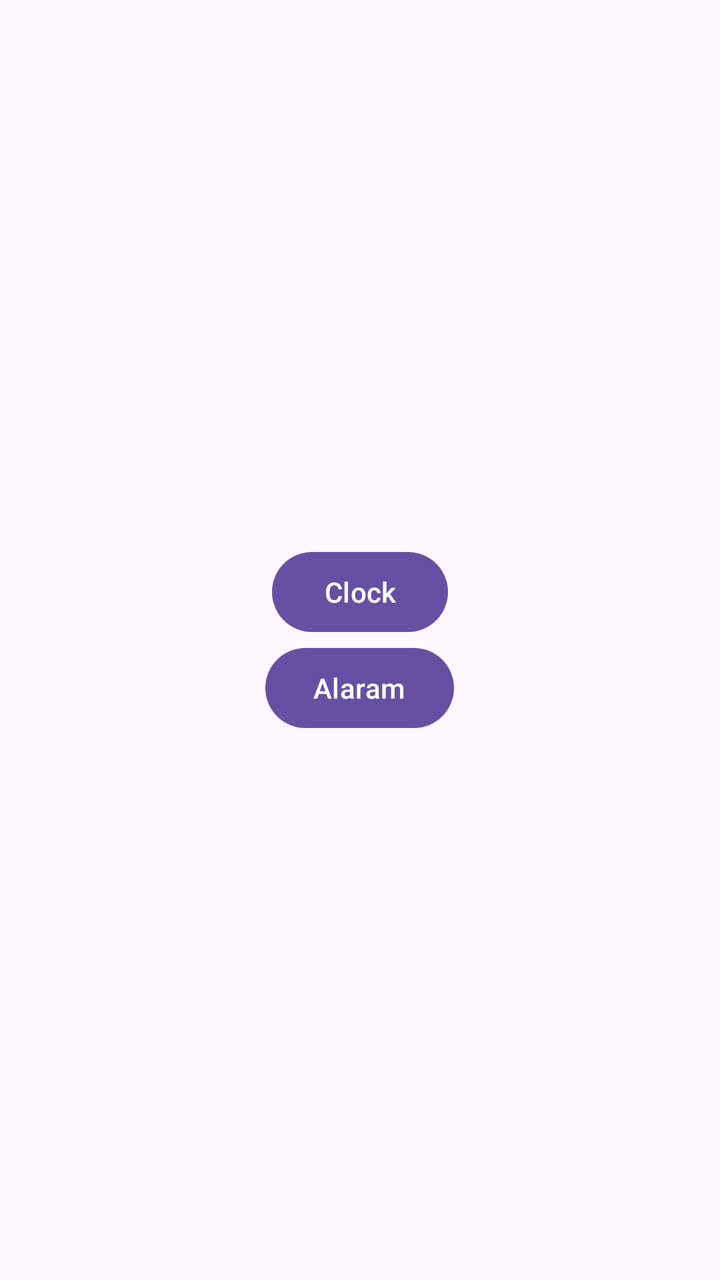
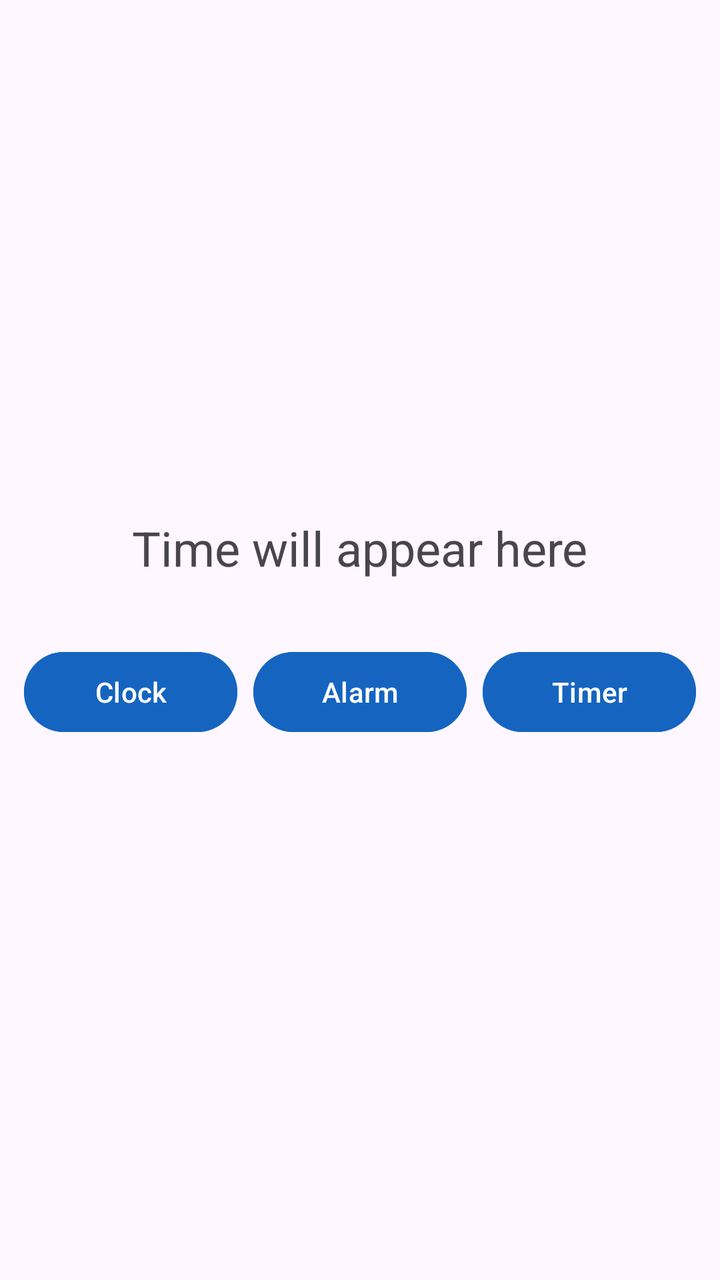

Two renders of the same Android screen: before a commit and after it. Below are the layout's source before the change and the commit's diff.
<!-- AndroidManifest.xml: application theme Theme.Zulnurainarshadepitafr -->
<!-- res/layout/activity_main.xml -->
<?xml version="1.0" encoding="utf-8"?>
<androidx.constraintlayout.widget.ConstraintLayout xmlns:android="http://schemas.android.com/apk/res/android"
    xmlns:app="http://schemas.android.com/apk/res-auto"
    xmlns:tools="http://schemas.android.com/tools"
    android:id="@+id/main"
    android:layout_width="match_parent"
    android:layout_height="match_parent"
    tools:context=".MainActivity">

    <LinearLayout
        android:layout_width="match_parent"
        android:layout_height="match_parent"
        android:orientation='vertical'
        android:gravity="center"
        >
        <Button
            android:id="@+id/button1"
            android:layout_width="wrap_content"
            android:layout_height="wrap_content"
            android:text="Clock"/>
        <Button
            android:id="@+id/button2"
            android:layout_width="wrap_content"
            android:layout_height="wrap_content"
            android:layout_gravity="center"
            android:text="Alaram"
        />








    </LinearLayout>

</androidx.constraintlayout.widget.ConstraintLayout>
<!-- resources referenced by this layout -->
<resources>
  <style name="Theme.Zulnurainarshadepitafr" parent="Base.Theme.Zulnurainarshadepitafr" />
  <style name="Base.Theme.Zulnurainarshadepitafr" parent="Theme.Material3.DayNight.NoActionBar">
          
          
      </style>
</resources>

<!-- the commit's change to res/layout/activity_main.xml (unified diff, before → after) -->
@@ -1,38 +1,53 @@
 <?xml version="1.0" encoding="utf-8"?>
-<androidx.constraintlayout.widget.ConstraintLayout xmlns:android="http://schemas.android.com/apk/res/android"
-    xmlns:app="http://schemas.android.com/apk/res-auto"
-    xmlns:tools="http://schemas.android.com/tools"
-    android:id="@+id/main"
+<LinearLayout
+    xmlns:android="http://schemas.android.com/apk/res/android"
     android:layout_width="match_parent"
     android:layout_height="match_parent"
-    tools:context=".MainActivity">
+    android:orientation="vertical"
+    android:gravity="center">
+
+    <TextView
+        android:id="@+id/timeTextView"
+        android:layout_width="wrap_content"
+        android:layout_height="wrap_content"
+        android:text="Time will appear here"
+        android:textSize="24sp"
+        android:paddingBottom="20dp"/>
 
     <LinearLayout
         android:layout_width="match_parent"
-        android:layout_height="match_parent"
-        android:orientation='vertical'
+        android:layout_height="wrap_content"
+        android:orientation="horizontal"
         android:gravity="center"
-        >
+        android:padding="8dp">
+
         <Button
             android:id="@+id/button1"
-            android:layout_width="wrap_content"
+            android:layout_width="0dp"
             android:layout_height="wrap_content"
+            android:layout_weight="1"
+            android:layout_margin="4dp"
+            android:backgroundTint="#1565C0"
             android:text="Clock"/>
+
         <Button
             android:id="@+id/button2"
-            android:layout_width="wrap_content"
+            android:layout_width="0dp"
             android:layout_height="wrap_content"
-            android:layout_gravity="center"
-            android:text="Alaram"
-        />
+            android:layout_weight="1"
+            android:layout_margin="4dp"
+            android:backgroundTint="#1565C0"
+            android:text="Alarm"/>
 
-
-
-
-
-
-
+        <Button
+            android:id="@+id/button3"
+            android:layout_width="0dp"
+            android:layout_height="wrap_content"
+            android:layout_weight="1"
+            android:layout_margin="4dp"
+            android:backgroundTint="#1565C0"
+            android:text="Timer"/>
 
     </LinearLayout>
 
-</androidx.constraintlayout.widget.ConstraintLayout>
+</LinearLayout>
